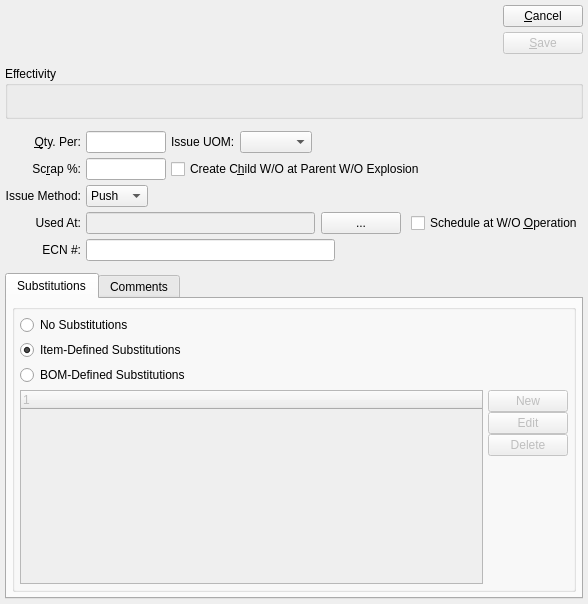
First picture: the form in guiclient/bomItem.ui, repository Pegasus-RPG/xtuple-client, before the edit.
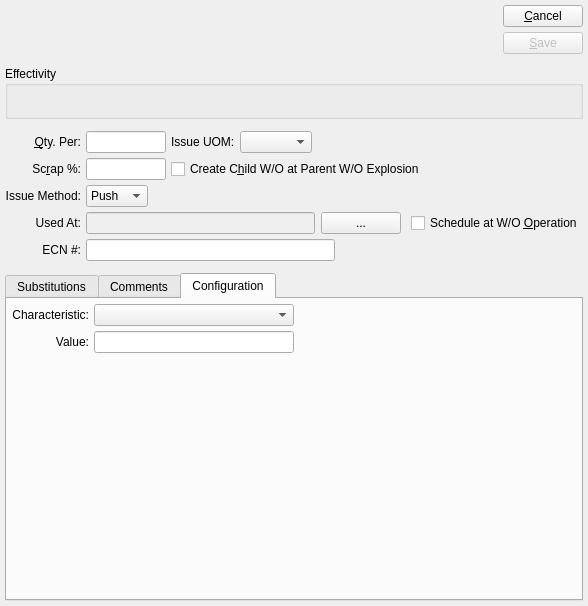
Second picture: the form after the edit. The open tabs and pages were chosen to show the change. Custom widgets are drawn as their Qt base class.

Diff of the .ui file:
```diff
--- a/guiclient/bomItem.ui
+++ b/guiclient/bomItem.ui
@@ -6,7 +6,7 @@
     <x>0</x>
     <y>0</y>
     <width>588</width>
-    <height>604</height>
+    <height>606</height>
    </rect>
   </property>
   <property name="windowTitle" >
@@ -620,6 +620,75 @@
          </item>
         </layout>
        </widget>
+       <widget class="QWidget" name="_configurationTab" >
+        <attribute name="title" >
+         <string>Configuration</string>
+        </attribute>
+        <layout class="QGridLayout" >
+         <item row="0" column="0" >
+          <layout class="QGridLayout" >
+           <item row="0" column="0" >
+            <widget class="QLabel" name="_characteristicLit" >
+             <property name="text" >
+              <string>Characteristic:</string>
+             </property>
+             <property name="alignment" >
+              <set>Qt::AlignRight|Qt::AlignTrailing|Qt::AlignVCenter</set>
+             </property>
+             <property name="buddy" >
+              <cstring>_usedAt</cstring>
+             </property>
+            </widget>
+           </item>
+           <item row="0" column="1" >
+            <widget class="XComboBox" name="_char" />
+           </item>
+           <item row="1" column="0" >
+            <widget class="QLabel" name="_valueLit" >
+             <property name="text" >
+              <string>Value:</string>
+             </property>
+             <property name="alignment" >
+              <set>Qt::AlignRight|Qt::AlignTrailing|Qt::AlignVCenter</set>
+             </property>
+             <property name="buddy" >
+              <cstring>_usedAt</cstring>
+             </property>
+            </widget>
+           </item>
+           <item row="1" column="1" >
+            <widget class="XLineEdit" name="_value" />
+           </item>
+          </layout>
+         </item>
+         <item row="0" column="1" >
+          <spacer>
+           <property name="orientation" >
+            <enum>Qt::Horizontal</enum>
+           </property>
+           <property name="sizeHint" >
+            <size>
+             <width>40</width>
+             <height>20</height>
+            </size>
+           </property>
+          </spacer>
+         </item>
+         <item row="1" column="0" >
+          <spacer>
+           <property name="orientation" >
+            <enum>Qt::Vertical</enum>
+           </property>
+           <property name="sizeHint" >
+            <size>
+             <width>20</width>
+             <height>40</height>
+            </size>
+           </property>
+          </spacer>
+         </item>
+        </layout>
+       </widget>
       </widget>
      </item>
     </layout>
```
